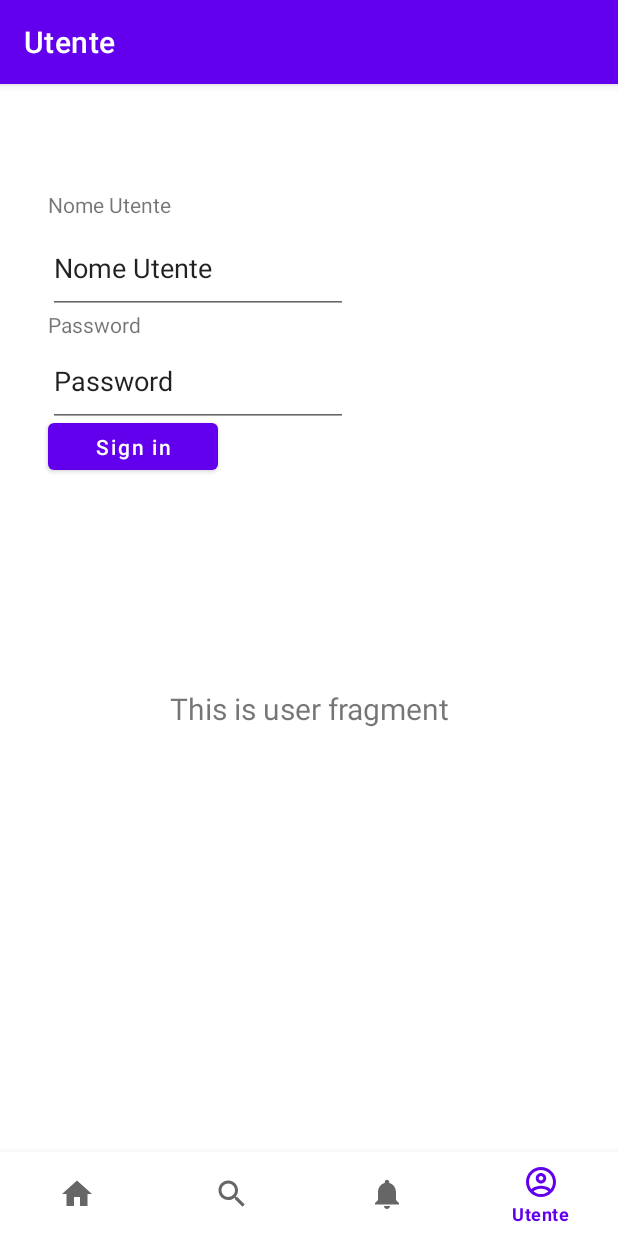
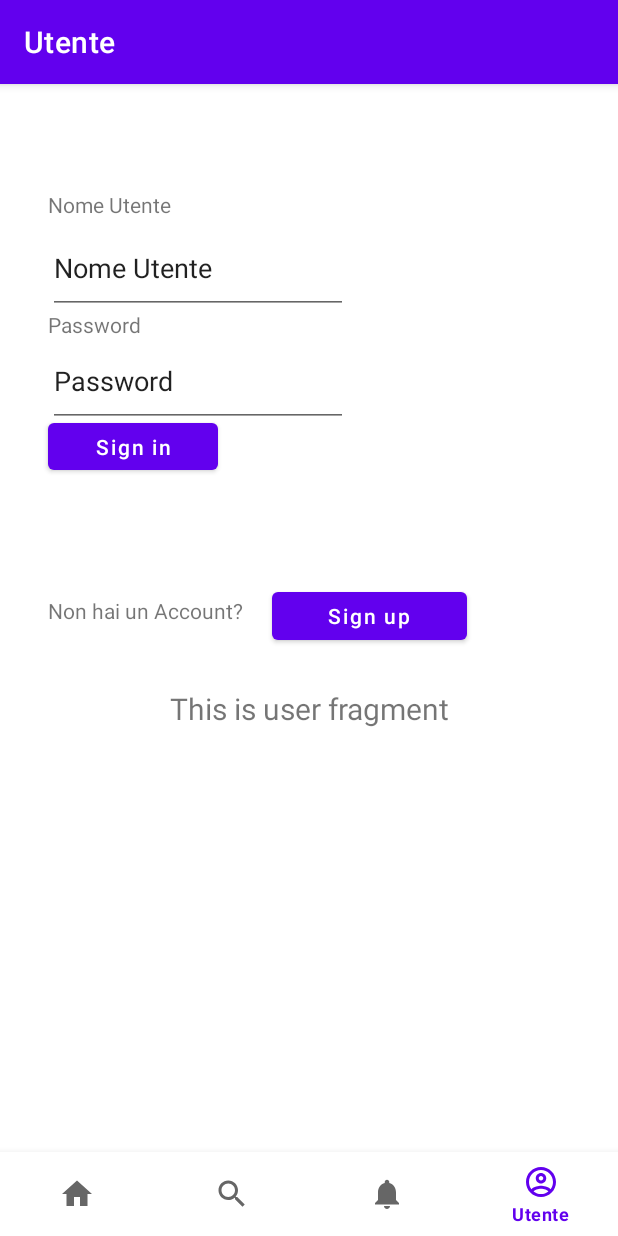
Before and after one commit to SteTrotto/GrandTour, an Android app: the UserFragment screen opened through its navigation route, on a phone screen of 412 x 824 dp. Run offline under Robolectric (Android 15) with nearby library versions, the phone set to English and light mode, and no system bars; our stand-ins replace navigation-ui.

Commit message:
SingUp fragment

```diff
--- a/app/src/main/java/com/example/grandtour/ui/user/UserFragment.java
+++ b/app/src/main/java/com/example/grandtour/ui/user/UserFragment.java
@@ -13,6 +13,8 @@ import android.widget.TextView;
 import androidx.annotation.NonNull;
 import androidx.annotation.Nullable;
 import androidx.fragment.app.Fragment;
+import androidx.fragment.app.FragmentStateManagerControl;
+import androidx.fragment.app.FragmentTransaction;
 import androidx.lifecycle.Observer;
 import androidx.lifecycle.ViewModelProvider;
 
@@ -26,6 +28,7 @@ public class UserFragment extends Fragment {
     private EditText Edit_Nome_User;
     private EditText Edit_Pwd_User;
     private Button Button_User;
+    private Button Button_Sing_up;
 
     final private String TAG_S = "USER";
 
@@ -50,6 +53,7 @@ public class UserFragment extends Fragment {
         Edit_Nome_User = root.findViewById(R.id.login_name);
         Edit_Pwd_User = root.findViewById(R.id.login_password);
         Button_User = root.findViewById(R.id.login);
+        Button_Sing_up = root.findViewById(R.id.SingUp);
 
         //bottone sing in
         Button_User.setOnClickListener(new View.OnClickListener() {
@@ -71,16 +75,29 @@ public class UserFragment extends Fragment {
             }
         });
 
+        //bottone sing up
+        Button_Sing_up.setOnClickListener(new View.OnClickListener() {
+            @Override
+            public void onClick(View v)
+            {
+                Fragment fragment = null;
+                fragment = new UserSingUp();
+                replaceFragment(fragment);
+            }
+        }
 
-
-
-
-
+        );
 
         return root;
     }
 
-
+     public void replaceFragment(Fragment someFragment)
+     {
+         FragmentTransaction transaction = getFragmentManager().beginTransaction();
+         transaction.replace(R.id.nav_host_fragment_activity_main, someFragment);
+         transaction.addToBackStack(null);
+         transaction.commit();
+     }
 
     @Override
     public void onDestroyView() {
--- a/app/src/main/res/layout/fragment_user.xml
+++ b/app/src/main/res/layout/fragment_user.xml
@@ -83,4 +83,30 @@
         app:layout_constraintTop_toTopOf="parent"
         app:layout_constraintVertical_bias="0.245" />
 
+    <TextView
+        android:layout_width="130dp"
+        android:layout_height="44dp"
+        android:text="Non hai un Account?"
+        android:textAllCaps="false"
+        app:layout_constraintBottom_toBottomOf="parent"
+        app:layout_constraintEnd_toEndOf="parent"
+        app:layout_constraintHorizontal_bias="0.113"
+        app:layout_constraintStart_toStartOf="parent"
+        app:layout_constraintTop_toTopOf="parent"
+        app:layout_constraintVertical_bias="0.427" />
+
+    <Button
+        android:id="@+id/SingUp"
+        android:layout_width="130dp"
+        android:layout_height="44dp"
+        android:text="Sign up"
+        android:textAllCaps="false"
+        app:layout_constraintBottom_toBottomOf="parent"
+        app:layout_constraintEnd_toEndOf="parent"
+        app:layout_constraintHorizontal_bias="0.643"
+        app:layout_constraintStart_toStartOf="parent"
+        app:layout_constraintTop_toTopOf="parent"
+        app:layout_constraintVertical_bias="0.414" />
+
+
 </androidx.constraintlayout.widget.ConstraintLayout>
--- a/app/src/main/res/navigation/mobile_navigation.xml
+++ b/app/src/main/res/navigation/mobile_navigation.xml
@@ -30,5 +30,11 @@
         android:label="@string/title_user"
         tools:layout="@layout/fragment_user" />
 
+    <fragment
+        android:id="@+id/navigation_user_SingUp"
+        android:name="com.example.grandtour.ui.user.UserSingUp"
+        android:label="@string/title_user"
+        tools:layout="@layout/fragment_user_singup" />
+
 
 </navigation>
```
Also changed, not shown: app/src/main/java/com/example/grandtour/ui/user/UserSingUp.java (added, +55 -0 lines), app/src/main/res/layout/fragment_user_singup.xml (added, +25 -0 lines).
